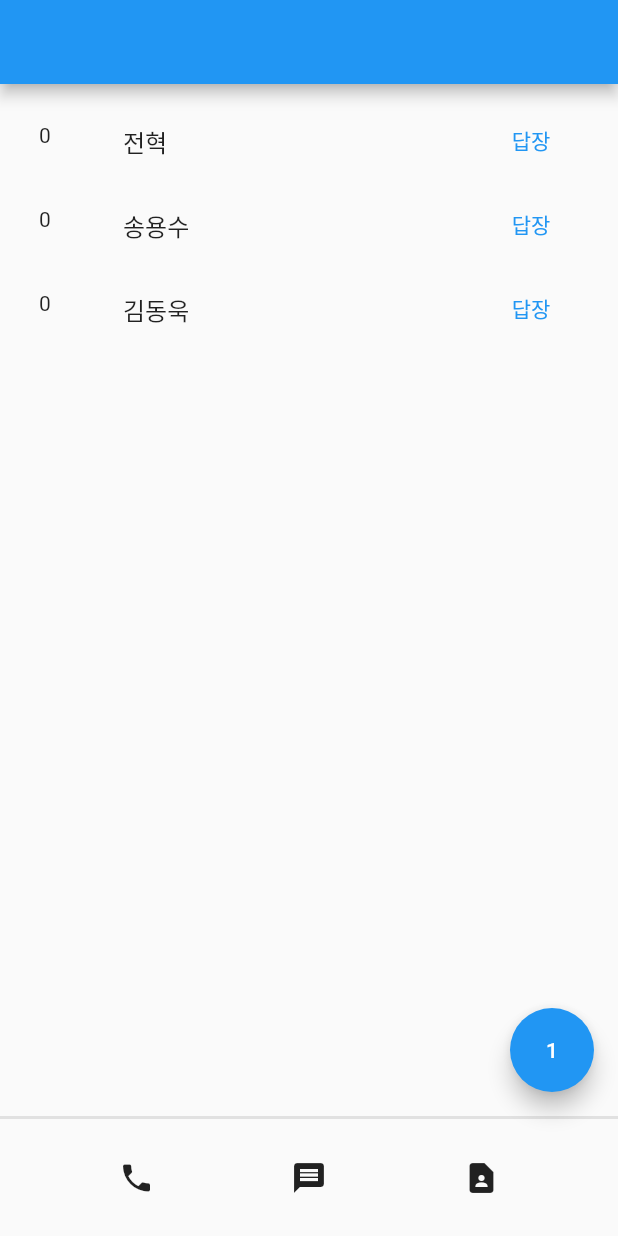
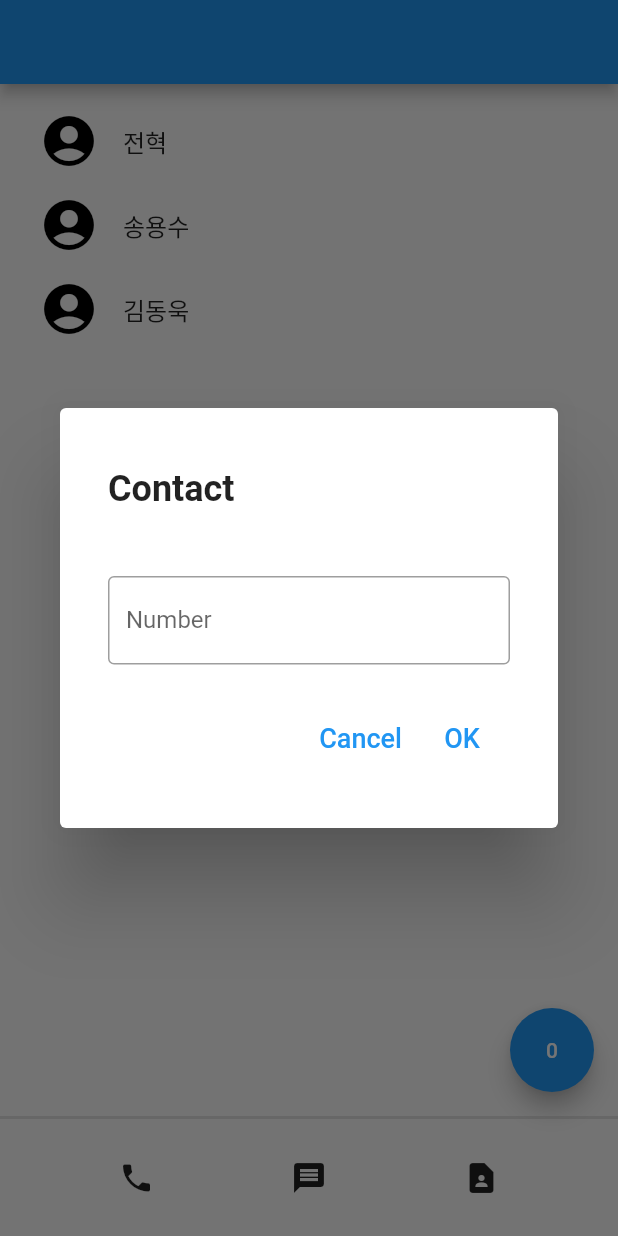
Before and after one commit to Offthegame/flutter_contact, a Flutter app: the screen it shows after launch, after a tap on an icon or button, on a phone screen of 412 x 824 dp. Run offline on Flutter 3.47's test engine with Material 2 defaults, Android fonts, the phone set to English and light mode, and no system bars.

```diff
--- a/lib/main.dart
+++ b/lib/main.dart
@@ -4,7 +4,13 @@ import 'package:flutter/material.dart';
 //void는 '아무 것도 하지 말아주세요' 인데 알 필요 없음
 //void main() {} 아래 다 지우고 새로 작성
 void main() {
-  runApp( MyApp());
+  runApp( MaterialApp(
+    //원래 MyApp()을 MaterialApp으로 감쌈
+    //MyApp()을 MaterialApp()로 감싼 이유는 context를 만들기 위해
+    //아래 위젯(?)들은 모두 MaterialApp이 있는 context를 요구함
+    //showDialog(context), Scaffold.of(context), Navigator.pop(context), Theme.of(context)
+    home: MyApp(),
+  ));
   //일단 const는 지워두자
   //  앱 동작 시켜주세요 뜻임
   //  runApp 소괄호 안에 우리가 만든 앱 레이아웃을 넣을 것
@@ -28,32 +34,32 @@ class _MyAppState extends State<MyApp> {
 
   @override
   Widget build(BuildContext context) {
+    //context는 CustomWidget을 만들 때마다 강제로 하나씩 생성
+    //노란 글씨들은 Type을 지정하는 글, 알 필요는 없음
+
     // return Container();
     // flutter는 <div>나 <span>이 아닌 widget으로 코드 작성함
     // 아래 코드처럼 Text('안녕')같이 넣어서 위젯 작성
     // 코드 복사는 Ctrl + D
     // return Container(
-    return MaterialApp(
-        home: Scaffold(
+    return Scaffold(
           floatingActionButton: FloatingActionButton(
             child: Text(a.toString()),
             //버튼을 누르면 숫자가 올라가도록 코드 작성
             onPressed: (){
-              setState(() {
-                //setState 선언을 해줘야 관련 데이터가 모두 재랜더링 됨!
-                a++;
-                print(a);
-
+              showDialog(context: context, builder: (context){
+                //showDialog에는 context와 builder, return이 필요함
+                //하지만 context는 위젯의 족보로 위에 있는 위젯을 보여줌
+                return Dialog(child: DialogDesign(),);
               });
-
-
             },
           ),
           appBar: AppBar(),
           body: ProfileList(),
           bottomNavigationBar: BottomAppBar(),
-        )
-    );
+        );
+  //  Scaffold로 return한 거라 마지막에 ; 넣어줌
+
   }
 }
 //stless > 자동완성 > class 생성해줌
@@ -69,42 +75,72 @@ class ProfileList extends StatefulWidget {
 }
 
 class _ProfileListState extends State<ProfileList> {
-  //const와 ProfileList는 향후 배울 것
+//   //const와 ProfileList는 향후 배울 것
   var name = ['전혁', '송용수', '김동욱',];
-  var like = [0, 0, 0];
-
+//
   @override
-  //여기서 override는 아래 함수 중 일부를 덮어 쓴다는 말
+//   //여기서 override는 아래 함수 중 일부를 덮어 쓴다는 말
   Widget build(BuildContext context) {
     return ListView.builder(
       padding: EdgeInsets.all(10),
       itemCount: 3,
-      //몇 번 반복해줄지
+//       //몇 번 반복해줄지
       itemBuilder: (context, i) {
-        //꼭 parameter 2개 필요, i는 1씩 증가하는 정수
-        //함수를 할당함, 아래 함수를 반복해줌
+//         //꼭 parameter 2개 필요, i는 1씩 증가하는 정수
+//         //함수를 할당함, 아래 함수를 반복해줌
         print(i);
-        //print함수는 console.log와 유사
-        //alt+4(command+4)누르면 console창 뜸
+//         //print함수는 console.log와 유사
+//         //alt+4(command+4)누르면 console창 뜸
         return ListTile(
-          //슨생님은 ListTile을 이용함
-          leading: Text(like[i].toString()),
+//           //슨생님은 ListTile을 이용함
+          leading: Icon(Icons.account_circle, size: 40, color: Colors.black),
           title: Text(name[i]),
-        trailing: TextButton(
-          child: Text('답장'),
-          onPressed: (){
-            setState(() {
-              like[i]++;
-
-            });
-          },
-        ),
-        //  int는 Text에 안 나와서 .toString() 붙여야 함
+//
+//         //  int는 Text에 안 나와서 .toString() 붙여야 함
         );
       },
     );
   }
 }
+
+class DialogDesign extends StatelessWidget {
+  const DialogDesign({Key? key}) : super(key: key);
+
+  @override
+  Widget build(BuildContext context) {
+    return Container(
+      padding: EdgeInsets.fromLTRB(32, 40, 32, 24),
+      height: 280,
+      width: 400,
+      child: Column(
+        crossAxisAlignment: CrossAxisAlignment.stretch,
+        mainAxisAlignment: MainAxisAlignment.spaceEvenly,
+        children: [
+          Flexible(child: Text('Contact', style: TextStyle(fontSize: 24, fontWeight: FontWeight.bold)), flex: 1, fit: FlexFit.tight,),
+          Flexible(child: TextField(
+            decoration: InputDecoration(
+              border: OutlineInputBorder(),
+              labelText: 'Number',
+            ),
+          ), flex: 1, fit: FlexFit.tight,),
+          Flexible(
+            child: Row(
+              mainAxisAlignment: MainAxisAlignment.end,
+            children: [
+              TextButton(onPressed: () {
+                Navigator.pop(context);
+              //  팝업된 Dialog없애는 위젯인 것 같길래 써봤더니 이게 되네-
+              }, child: Text('Cancel', style: TextStyle(fontSize: 18),)),
+              TextButton(onPressed: () {}, child: Text('OK', style: TextStyle(fontSize: 18),)),
+            ],
+          ), flex: 1, fit: FlexFit.tight,)
+        ],
+      ),
+    );
+  }
+}
+
+
 
 class BottomAppBar extends StatelessWidget {
   const BottomAppBar({Key? key}) : super(key: key);
```
